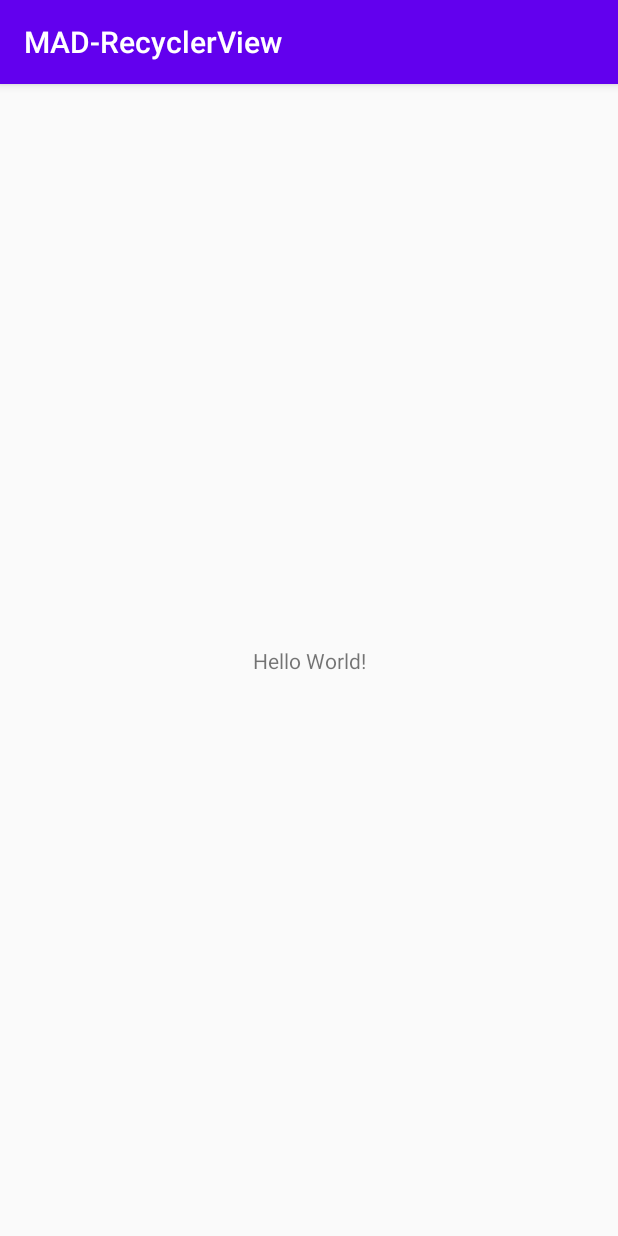
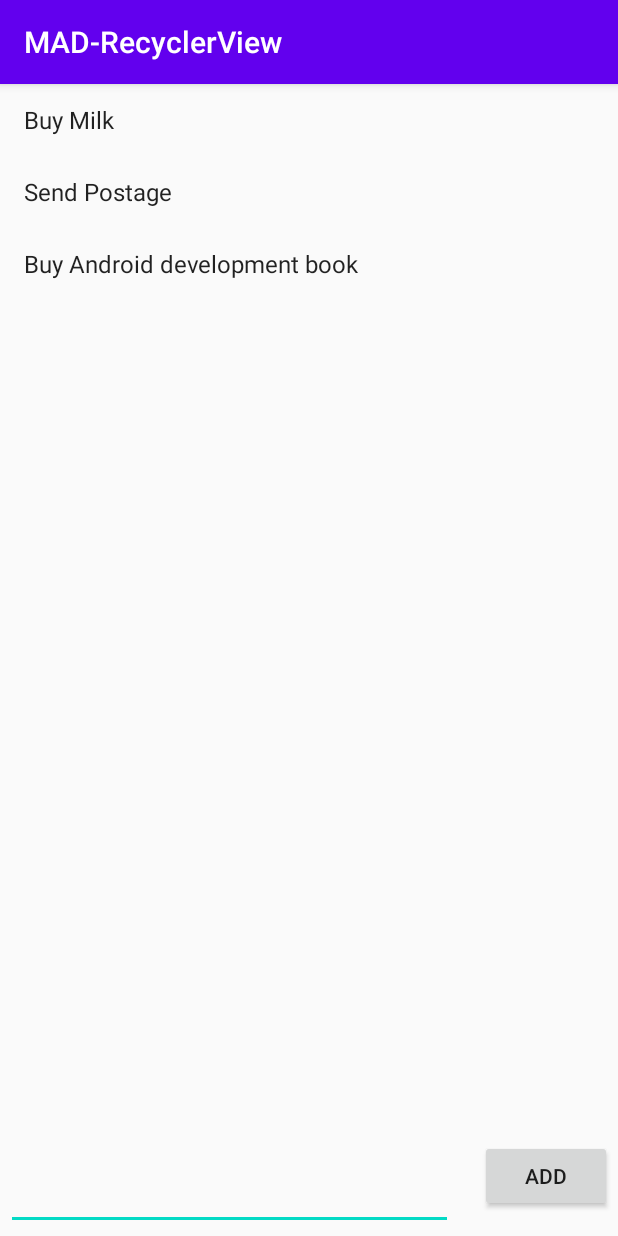
Before and after one commit to MAD-2020/mad-practical-5-recyclerview-PlatinumDL, an Android app: the screen it shows after launch (MainActivity), on a phone screen of 412 x 824 dp. Run offline under Robolectric (Android 15) with nearby library versions, the phone set to English and light mode, and no system bars.

```diff
--- a/app/src/main/java/sg/edu/np/mad/mad_recyclerview/MainActivity.java
+++ b/app/src/main/java/sg/edu/np/mad/mad_recyclerview/MainActivity.java
@@ -1,20 +1,47 @@
 package sg.edu.np.mad.mad_recyclerview;
 
+import androidx.appcompat.app.AlertDialog;
 import androidx.appcompat.app.AppCompatActivity;
+import androidx.recyclerview.widget.DefaultItemAnimator;
+import androidx.recyclerview.widget.LinearLayoutManager;
 import androidx.recyclerview.widget.RecyclerView;
 
 import android.content.Context;
+import android.content.DialogInterface;
 import android.os.Bundle;
+import android.view.View;
 import android.view.inputmethod.InputMethodManager;
+import android.widget.Button;
+import android.widget.EditText;
 
 import java.util.ArrayList;
+import java.util.List;
 
-public class MainActivity extends AppCompatActivity {
+public class MainActivity extends AppCompatActivity implements TodoListAdapter.OnDeleteListener {
+
+    List<String> todoList = new ArrayList<>();
+    Button add;
+    EditText addtext;
 
     @Override
     protected void onCreate(Bundle savedInstanceState) {
         super.onCreate(savedInstanceState);
         setContentView(R.layout.activity_main);
+        add = findViewById(R.id.addbutton);
+        addtext = findViewById(R.id.inputitem);
+        todoList.add("Buy Milk");
+        todoList.add("Send Postage");
+        todoList.add("Buy Android development book");
+        recyclerviewmethod(todoList);
+        add.setOnClickListener(new View.OnClickListener() {
+            @Override
+            public void onClick(View v) {
+                String item = addtext.getText().toString();
+                todoList.add(item);
+                recyclerviewmethod(todoList);
+            }
+        });
+
     }
 
     /**
@@ -32,4 +59,44 @@ public class MainActivity extends AppCompatActivity {
         InputMethodManager imm = (InputMethodManager)getSystemService(Context.INPUT_METHOD_SERVICE);
         imm.hideSoftInputFromWindow(rv.getWindowToken(), 0);
     }
+
+    private void recyclerviewmethod(List<String> todoList){
+        RecyclerView recyclerView = findViewById(R.id.recyclerView);
+        TodoListAdapter mAdapter =
+                new TodoListAdapter(todoList, this);
+
+        LinearLayoutManager mLayoutManager =
+                new LinearLayoutManager(this);
+
+        recyclerView.setLayoutManager(mLayoutManager);
+        recyclerView.setItemAnimator(new DefaultItemAnimator());
+        recyclerView.setAdapter(mAdapter);
+    }
+
+
+    @Override
+    public void onDeleteClick(final int position) {
+        final String current = todoList.get(position);
+        System.out.println(current);
+
+        AlertDialog.Builder builder = new AlertDialog.Builder(this);
+        builder.setTitle("Delete");
+        builder.setMessage("Are you sure you want to delete "+current);
+        builder.setCancelable(false);
+        builder.setPositiveButton("Yes", new DialogInterface.OnClickListener(){
+            public void onClick(DialogInterface dialog, int id){
+                todoList.remove(position);
+                recyclerviewmethod(todoList);
+            }
+        });
+        builder.setNegativeButton("No", new DialogInterface.OnClickListener(){
+            public void onClick(DialogInterface dialog, int id){
+
+            }
+        });
+        AlertDialog alert = builder.create();
+        alert.show();
+
+
+    }
 }
--- /dev/null
+++ b/app/src/main/java/sg/edu/np/mad/mad_recyclerview/TodoListAdapter.java
@@ -0,0 +1,79 @@
+package sg.edu.np.mad.mad_recyclerview;
+
+import android.content.Context;
+import android.content.DialogInterface;
+import android.view.LayoutInflater;
+import android.view.View;
+import android.view.ViewGroup;
+import android.widget.CheckBox;
+import android.widget.TextView;
+
+import androidx.annotation.NonNull;
+import androidx.appcompat.app.AlertDialog;
+import androidx.recyclerview.widget.RecyclerView;
+
+import java.util.ArrayList;
+import java.util.List;
+
+public class TodoListAdapter extends RecyclerView.Adapter<TodoListAdapter.TodoListViewHolder> {
+    List<String> data = new ArrayList<String>(){};
+    private OnDeleteListener mOnDeleteListener;
+
+    public class TodoListViewHolder extends RecyclerView.ViewHolder implements View.OnClickListener {
+        TextView txt;
+        CheckBox check;
+        OnDeleteListener onDeleteListener;
+
+        public TodoListViewHolder(View itemView, OnDeleteListener onDeleteListener) {
+            super(itemView);
+            txt = itemView.findViewById(android.R.id.text1);
+            this.onDeleteListener = onDeleteListener;
+
+            itemView.setOnClickListener(this);
+        }
+
+        @Override
+        public void onClick(View v) {
+            onDeleteListener.onDeleteClick(getAdapterPosition());
+        }
+    }
+
+    @Override
+    public TodoListViewHolder onCreateViewHolder(ViewGroup parent, int viewType) {
+        Context context = parent.getContext();
+        LayoutInflater inflater = LayoutInflater.from(context);
+        View item = inflater.inflate(android.R.layout.simple_list_item_1, parent, false);
+        TodoListViewHolder viewHolder = new TodoListViewHolder(item, mOnDeleteListener);
+
+        return viewHolder;
+    }
+
+    @Override
+    public void onBindViewHolder(TodoListViewHolder holder, int position) {
+        String s = data.get(position);
+        holder.txt.setText(s);
+
+    }
+
+    @Override
+    public int getItemCount() {
+        return data.size();
+
+    }
+
+    public TodoListAdapter(List<String> input, OnDeleteListener onDeleteListener) {
+        this.data = input;
+        this.mOnDeleteListener = onDeleteListener;
+    }
+
+
+
+    @Override
+    public void onAttachedToRecyclerView(RecyclerView recyclerView) {
+        super.onAttachedToRecyclerView(recyclerView);
+    }
+
+    public interface OnDeleteListener {
+        void onDeleteClick(int position);
+    }
+}
--- a/app/src/main/res/layout/activity_main.xml
+++ b/app/src/main/res/layout/activity_main.xml
@@ -6,13 +6,38 @@
     android:layout_height="match_parent"
     tools:context=".MainActivity">
 
-    <TextView
+
+    <EditText
+        android:id="@+id/inputitem"
+        android:layout_width="298dp"
+        android:layout_height="59dp"
+        android:layout_marginStart="4dp"
+        android:layout_marginBottom="4dp"
+        android:ems="10"
+        android:inputType="textPersonName"
+        app:layout_constraintBottom_toBottomOf="parent"
+        app:layout_constraintStart_toStartOf="parent" />
+
+    <Button
+        android:id="@+id/addbutton"
         android:layout_width="wrap_content"
         android:layout_height="wrap_content"
-        android:text="Hello World!"
+        android:layout_marginEnd="4dp"
+        android:layout_marginBottom="16dp"
+        android:text="Add"
         app:layout_constraintBottom_toBottomOf="parent"
-        app:layout_constraintLeft_toLeftOf="parent"
-        app:layout_constraintRight_toRightOf="parent"
-        app:layout_constraintTop_toTopOf="parent" />
+        app:layout_constraintEnd_toEndOf="parent" />
+
+    <androidx.recyclerview.widget.RecyclerView
+        android:layout_width="match_parent"
+        android:layout_height="match_parent"
+        android:layout_marginBottom="68dp"
+        app:layout_constraintBottom_toBottomOf="parent"
+        app:layout_constraintEnd_toEndOf="parent"
+        android:id="@+id/recyclerView"
+
+        app:layout_constraintStart_toStartOf="parent" />
+
+
 
 </androidx.constraintlayout.widget.ConstraintLayout>
```
